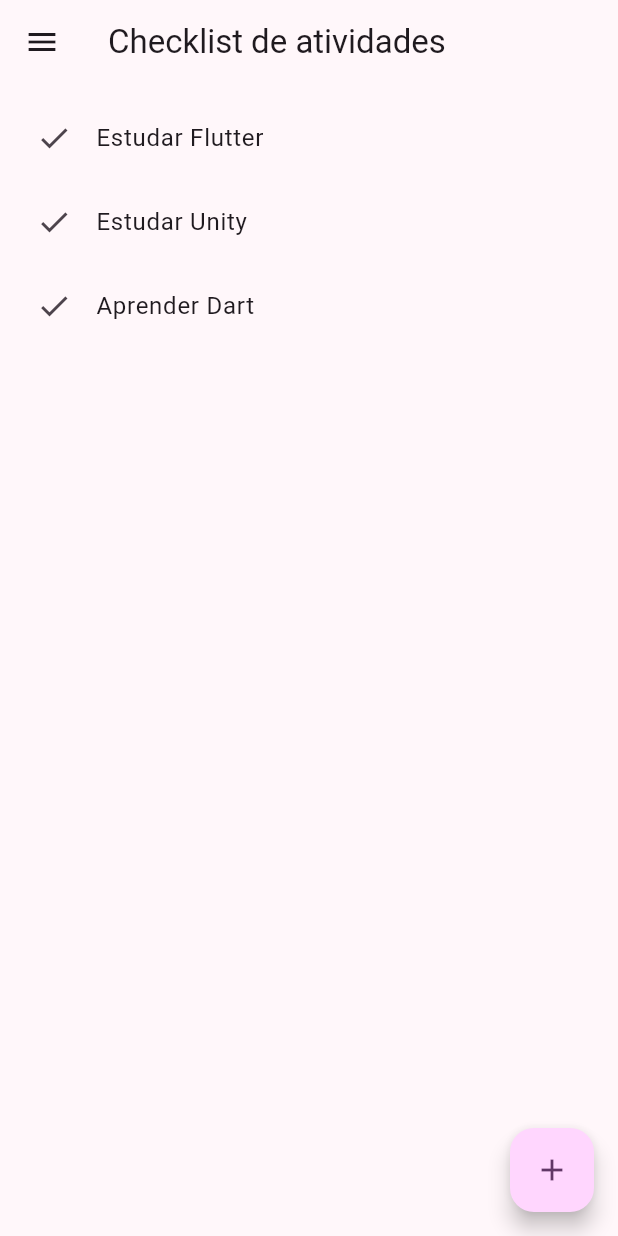
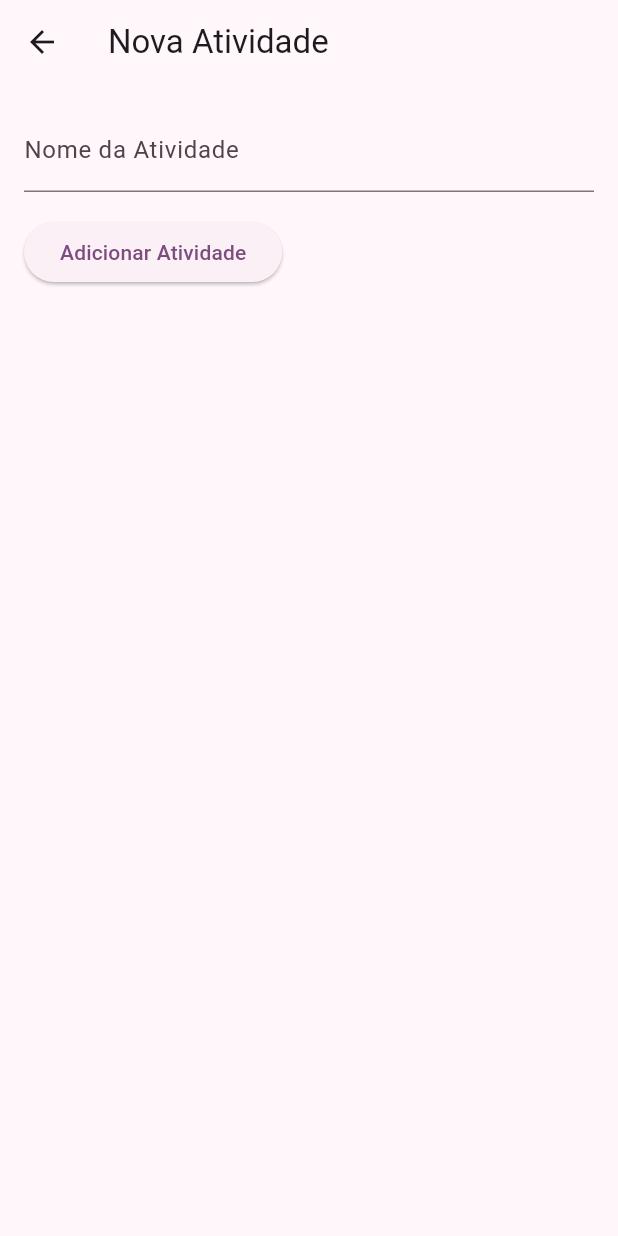
Before and after one commit to GilmarCz/login, a Flutter app: the screen it shows after launch, after a tap on "Entrar", after a tap on the "add" icon, on a phone screen of 412 x 824 dp. Run offline on Flutter 3.47's test engine with Material 3 defaults, Android fonts, the phone set to English and light mode, and no system bars.

Commit message:
Criando nova tela com formulario para add nova atividade

```diff
--- a/lib/activity_screen.dart
+++ b/lib/activity_screen.dart
@@ -0,0 +1,42 @@
+import 'package:flutter/material.dart';
+
+class ActivityScreen extends StatelessWidget {
+  final Function(String) addActivity;
+  final TextEditingController _activityController = TextEditingController();
+
+  ActivityScreen({Key? key, required this.addActivity}) : super(key: key);
+
+  @override
+  Widget build(BuildContext context) {
+    return Scaffold(
+      appBar: AppBar(
+        title: const Text("Nova Atividade"),
+      ),
+      body: Padding(
+        padding: const EdgeInsets.all(16.0),
+        child: Column(
+          crossAxisAlignment: CrossAxisAlignment.start,
+          children: [
+            TextField(
+              controller: _activityController,
+              decoration: InputDecoration(
+                labelText: 'Nome da Atividade',
+              ),
+            ),
+            const SizedBox(height: 16.0),
+            ElevatedButton(
+              onPressed: () {
+                String newActivity = _activityController.text;
+                if (newActivity.isNotEmpty) {
+                  addActivity(newActivity);
+                }
+                Navigator.pop(context);
+              },
+              child: const Text('Adicionar Atividade'),
+            ),
+          ],
+        ),
+      ),
+    );
+  }
+}
--- a/lib/dashboard_screen.dart
+++ b/lib/dashboard_screen.dart
@@ -1,8 +1,28 @@
 import 'package:flutter/material.dart';
-import 'package:login/login_screen.dart';
+import 'activity_screen.dart';
 
-class Dashboardscreen extends StatelessWidget {
-  const Dashboardscreen({Key? key}) : super(key: key);
+class DashboardScreen extends StatefulWidget {
+  const DashboardScreen({Key? key}) : super(key: key);
+
+  @override
+  _DashboardScreenState createState() => _DashboardScreenState();
+}
+
+class _DashboardScreenState extends State<DashboardScreen> {
+  List<String> activities = ['Estudar Flutter', 'Estudar Unity', 'Aprender Dart'];
+
+  void addActivity(String activity) {
+    if (activity.isNotEmpty) {
+      setState(() {
+        activities.add(activity);
+      });
+    }
+  }
+
+
+  void onButtonSairClicked(BuildContext context) {
+    Navigator.of(context).pushReplacementNamed("/login");
+  }
 
   @override
   Widget build(BuildContext context) {
@@ -10,13 +30,13 @@ class Dashboardscreen extends StatelessWidget {
       appBar: AppBar(
         title: const Text("Checklist de atividades"),
       ),
-      drawer:  Drawer(
+      drawer: Drawer(
         child: Column(
           children: [
             const UserAccountsDrawerHeader(
               currentAccountPicture: CircleAvatar(
                 radius: 64,
-                backgroundImage: AssetImage('assets/profile.jpg'),
+                backgroundImage: AssetImage('assets/images/profile.jpg'),
               ),
               accountName: Text("Gilmar Czeika"),
               accountEmail: Text("gilmar@email.com"),
@@ -31,37 +51,27 @@ class Dashboardscreen extends StatelessWidget {
       ),
       body: Padding(
         padding: const EdgeInsets.all(8.0),
-        child: ListView(
-          children:  const [
-            ListTile(
-              leading: Icon(Icons.check),
-              title: Text("Estudar Flutter"),
-            ),
-            ListTile(
-              leading: Icon(Icons.check),
-              title: Text("Estudar Unity"),
-            ),
-            ListTile(
-              leading: Icon(Icons.check),
-              title: Text("Aprender Dart"),
-            ),
-          ],
+        child: ListView.builder(
+          itemCount: activities.length,
+          itemBuilder: (context, index) {
+            return ListTile(
+              leading: const Icon(Icons.check),
+              title: Text(activities[index]),
+            );
+          },
         ),
       ),
       floatingActionButton: FloatingActionButton(
-        onPressed: () {},
+        onPressed: () {
+          Navigator.push(
+            context,
+            MaterialPageRoute(
+              builder: (context) => ActivityScreen(addActivity: addActivity),
+            ),
+          );
+        },
         child: const Icon(Icons.add),
       ),
     );
   }
-
-  void onButtonSairClicked(BuildContext context) {
-    // Navigator.pushReplacement(
-    //     context,
-    //     MaterialPageRoute(
-    //         builder: (context) => const LoginScreen(),
-    //   ),
-    // );
-    Navigator.of(context).pushReplacementNamed("/login");
-  }
 }
--- a/lib/main.dart
+++ b/lib/main.dart
@@ -23,7 +23,7 @@ class MyApp extends StatelessWidget {
       routes: {
         "/login": (context) => LoginScreen(),
         "/dashboard": (context) {
-          return Dashboardscreen();
+          return DashboardScreen();
         }
       },
     );
```
